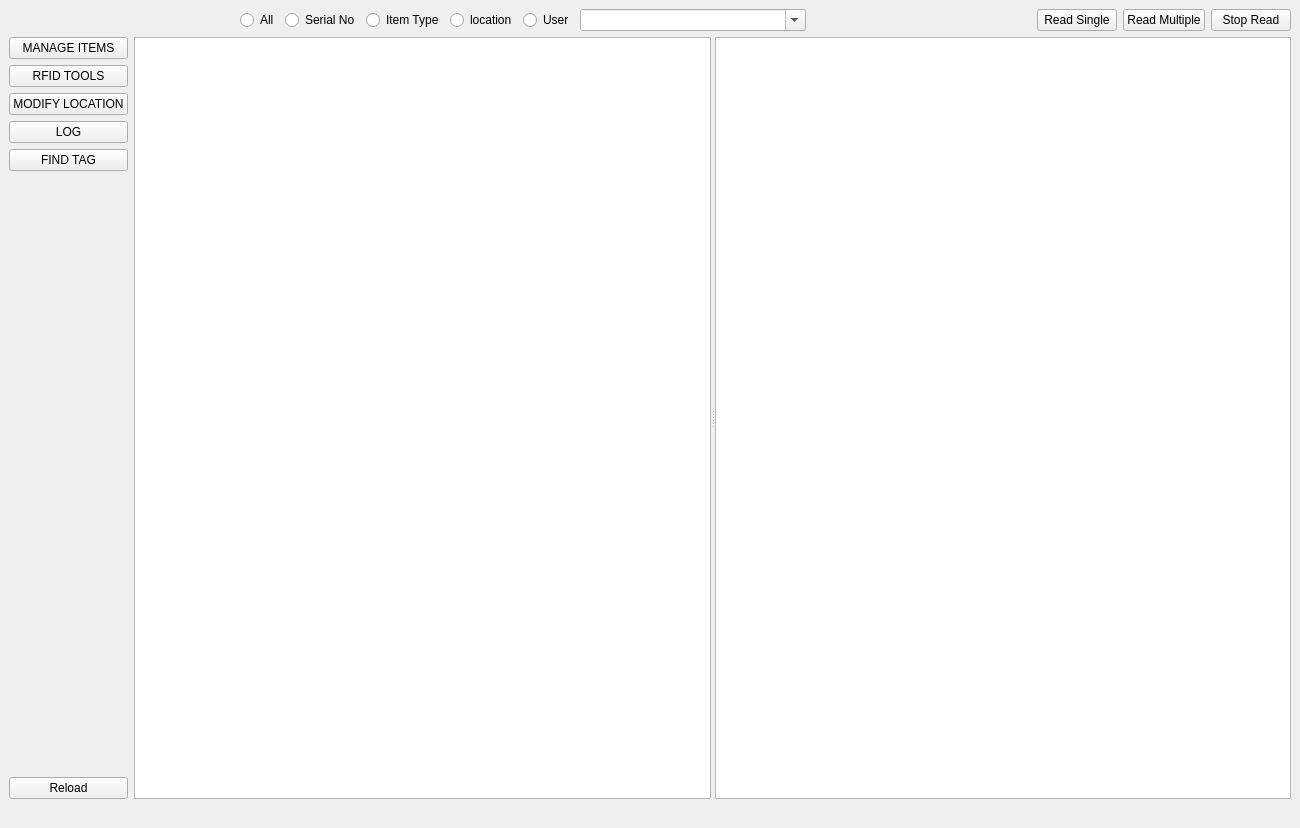
Above: GUI/uiFiles/Grantha.ui from aumanimationstudios/Grantha before the change. Below: the same form after it.
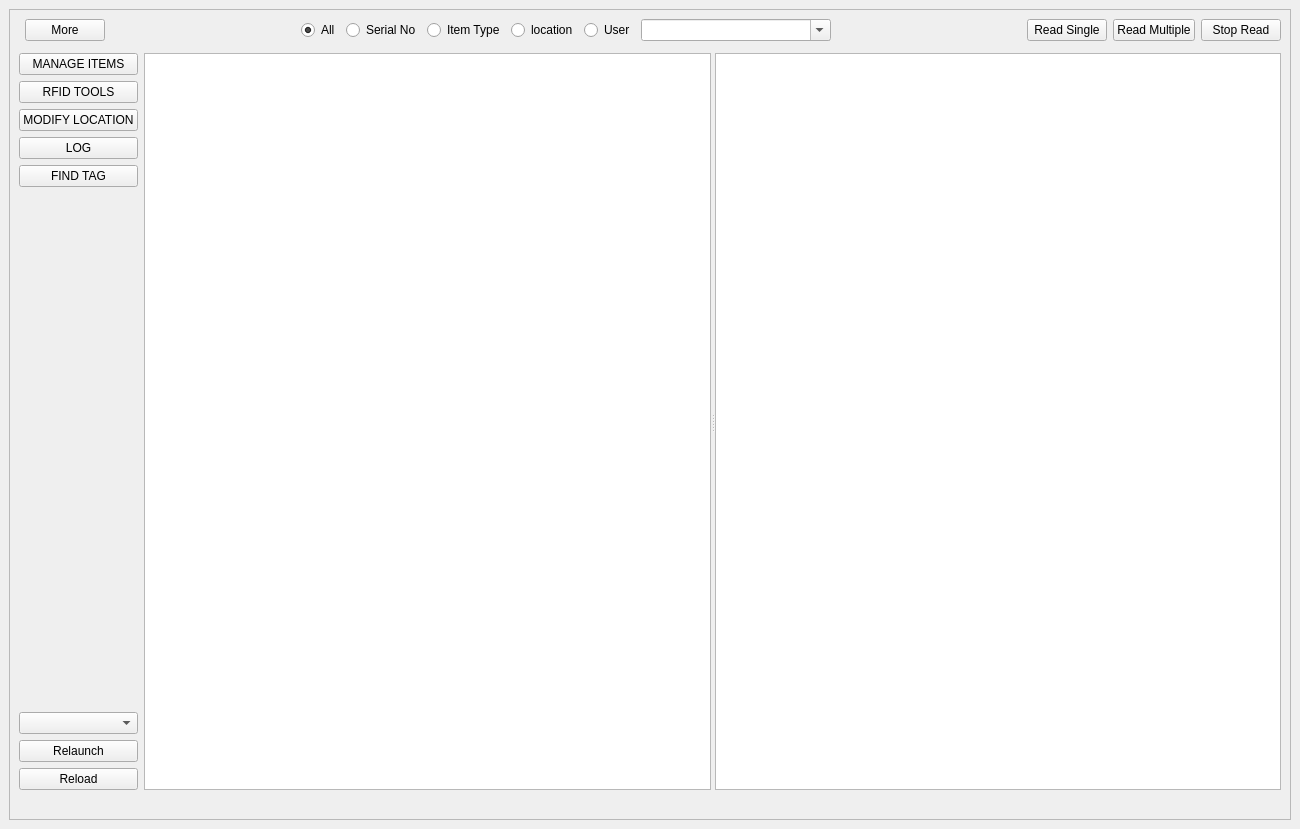
That is the form after the change.

Diff of the .ui file:
```diff
--- a/GUI/uiFiles/Grantha.ui
+++ b/GUI/uiFiles/Grantha.ui
@@ -7,7 +7,7 @@
     <x>0</x>
     <y>0</y>
     <width>1300</width>
-    <height>828</height>
+    <height>829</height>
    </rect>
   </property>
   <property name="windowTitle">
@@ -18,6 +18,151 @@
   </property>
   <widget class="QWidget" name="centralwidget">
    <layout class="QGridLayout" name="gridLayout">
+    <item row="0" column="0">
+     <widget class="QFrame" name="main_frame">
+      <property name="frameShape">
+       <enum>QFrame::StyledPanel</enum>
+      </property>
+      <property name="frameShadow">
+       <enum>QFrame::Raised</enum>
+      </property>
+      <layout class="QGridLayout" name="gridLayout_2">
+       <item row="2" column="1">
+        <widget class="QSplitter" name="splitter">
+         <property name="orientation">
+          <enum>Qt::Horizontal</enum>
+         </property>
+         <widget class="QTableWidget" name="tableWidget">
+          <property name="sizePolicy">
+           <sizepolicy hsizetype="MinimumExpanding" vsizetype="MinimumExpanding">
+            <horstretch>0</horstretch>
+            <verstretch>0</verstretch>
+           </sizepolicy>
+          </property>
+          <property name="contextMenuPolicy">
+           <enum>Qt::CustomContextMenu</enum>
+          </property>
+          <property name="styleSheet">
+           <string notr="true"/>
+          </property>
+          <property name="showGrid">
+           <bool>true</bool>
+          </property>
+         </widget>
+         <widget class="QListWidget" name="listWidget">
+          <property name="enabled">
+           <bool>true</bool>
+          </property>
+          <property name="sizePolicy">
+           <sizepolicy hsizetype="MinimumExpanding" vsizetype="Expanding">
+            <horstretch>0</horstretch>
+            <verstretch>0</verstretch>
+           </sizepolicy>
+          </property>
+          <property name="dragEnabled">
+           <bool>false</bool>
+          </property>
+          <property name="sortingEnabled">
+           <bool>false</bool>
+          </property>
+         </widget>
+        </widget>
+       </item>
+       <item row="3" column="0" colspan="2">
+        <widget class="QLabel" name="messages">
+         <property name="text">
+          <string/>
+         </property>
+         <property name="alignment">
+          <set>Qt::AlignCenter</set>
+         </property>
+         <property name="textInteractionFlags">
+          <set>Qt::LinksAccessibleByMouse|Qt::TextSelectableByMouse</set>
+         </property>
+        </widget>
+       </item>
+       <item row="1" column="0" colspan="2">
+        <widget class="QFrame" name="frame_2">
+         <property name="frameShape">
+          <enum>QFrame::StyledPanel</enum>
+         </property>
+         <property name="frameShadow">
+          <enum>QFrame::Raised</enum>
+         </property>
+        </widget>
+       </item>
+       <item row="2" column="0">
+        <layout class="QVBoxLayout" name="verticalLayout">
+         <item>
+          <widget class="QPushButton" name="manageItemsButton">
+           <property name="styleSheet">
+            <string notr="true"/>
+           </property>
+           <property name="text">
+            <string>MANAGE ITEMS</string>
+           </property>
+          </widget>
+         </item>
+         <item>
+          <widget class="QPushButton" name="rfidToolsButton">
+           <property name="text">
+            <string>RFID TOOLS</string>
+           </property>
+          </widget>
+         </item>
+         <item>
+          <widget class="QPushButton" name="modifyButton">
+           <property name="text">
+            <string>MODIFY LOCATION</string>
+           </property>
+          </widget>
+         </item>
+         <item>
+          <widget class="QPushButton" name="logButton">
+           <property name="text">
+            <string>LOG</string>
+           </property>
+          </widget>
+         </item>
+         <item>
+          <widget class="QPushButton" name="findTagButton">
+           <property name="text">
+            <string>FIND TAG</string>
+           </property>
+          </widget>
+         </item>
+         <item>
+          <spacer name="verticalSpacer">
+           <property name="orientation">
+            <enum>Qt::Vertical</enum>
+           </property>
+           <property name="sizeHint" stdset="0">
+            <size>
+             <width>20</width>
+             <height>578</height>
+            </size>
+           </property>
+          </spacer>
+         </item>
+         <item>
+          <widget class="QComboBox" name="themeBox"/>
+         </item>
+         <item>
+          <widget class="QPushButton" name="relaunchButton">
+           <property name="text">
+            <string>Relaunch</string>
+           </property>
+          </widget>
+         </item>
+         <item>
+          <widget class="QPushButton" name="reloadButton">
+           <property name="text">
+            <string>Reload</string>
+           </property>
+          </widget>
+         </item>
+        </layout>
+       </item>
     <item row="0" column="0" colspan="2">
      <layout class="QHBoxLayout" name="horizontalLayout">
       <item>
@@ -30,6 +175,13 @@
         </property>
        </widget>
       </item>
+         <item>
+          <widget class="QPushButton" name="simpleButton">
+           <property name="text">
+            <string>More</string>
+           </property>
+          </widget>
+         </item>
       <item>
        <spacer name="horizontalSpacer">
         <property name="orientation">
@@ -48,6 +200,9 @@
         <property name="text">
          <string>All</string>
         </property>
+           <property name="checked">
+            <bool>true</bool>
+           </property>
        </widget>
       </item>
       <item>
@@ -127,111 +282,7 @@
       </item>
      </layout>
     </item>
-    <item row="1" column="0">
-     <layout class="QVBoxLayout" name="verticalLayout">
-      <item>
-       <widget class="QPushButton" name="manageItemsButton">
-        <property name="styleSheet">
-         <string notr="true"/>
-        </property>
-        <property name="text">
-         <string>MANAGE ITEMS</string>
-        </property>
-       </widget>
-      </item>
-      <item>
-       <widget class="QPushButton" name="rfidToolsButton">
-        <property name="text">
-         <string>RFID TOOLS</string>
-        </property>
-       </widget>
-      </item>
-      <item>
-       <widget class="QPushButton" name="modifyButton">
-        <property name="text">
-         <string>MODIFY LOCATION</string>
-        </property>
-       </widget>
-      </item>
-      <item>
-       <widget class="QPushButton" name="logButton">
-        <property name="text">
-         <string>LOG</string>
-        </property>
-       </widget>
-      </item>
-      <item>
-       <widget class="QPushButton" name="findTagButton">
-        <property name="text">
-         <string>FIND TAG</string>
-        </property>
-       </widget>
-      </item>
-      <item>
-       <spacer name="verticalSpacer">
-        <property name="orientation">
-         <enum>Qt::Vertical</enum>
-        </property>
-        <property name="sizeHint" stdset="0">
-         <size>
-          <width>20</width>
-          <height>578</height>
-         </size>
-        </property>
-       </spacer>
-      </item>
-      <item>
-       <widget class="QPushButton" name="reloadButton">
-        <property name="text">
-         <string>Reload</string>
-        </property>
-       </widget>
-      </item>
-     </layout>
-    </item>
-    <item row="1" column="1">
-     <widget class="QSplitter" name="splitter">
-      <property name="orientation">
-       <enum>Qt::Horizontal</enum>
-      </property>
-      <widget class="QTableWidget" name="tableWidget">
-       <property name="sizePolicy">
-        <sizepolicy hsizetype="MinimumExpanding" vsizetype="MinimumExpanding">
-         <horstretch>0</horstretch>
-         <verstretch>0</verstretch>
-        </sizepolicy>
-       </property>
-       <property name="contextMenuPolicy">
-        <enum>Qt::CustomContextMenu</enum>
-       </property>
-       <property name="styleSheet">
-        <string notr="true"/>
-       </property>
-       <property name="showGrid">
-        <bool>true</bool>
-       </property>
-      </widget>
-      <widget class="QListWidget" name="listWidget">
-       <property name="enabled">
-        <bool>true</bool>
-       </property>
-       <property name="sizePolicy">
-        <sizepolicy hsizetype="MinimumExpanding" vsizetype="Expanding">
-         <horstretch>0</horstretch>
-         <verstretch>0</verstretch>
-        </sizepolicy>
-       </property>
-      </widget>
-     </widget>
-    </item>
-    <item row="2" column="0" colspan="2">
-     <widget class="QLabel" name="messages">
-      <property name="text">
-       <string/>
-      </property>
-      <property name="alignment">
-       <set>Qt::AlignCenter</set>
-      </property>
+      </layout>
      </widget>
     </item>
    </layout>
```
Lines whose indentation alone changed are shown as unchanged.
